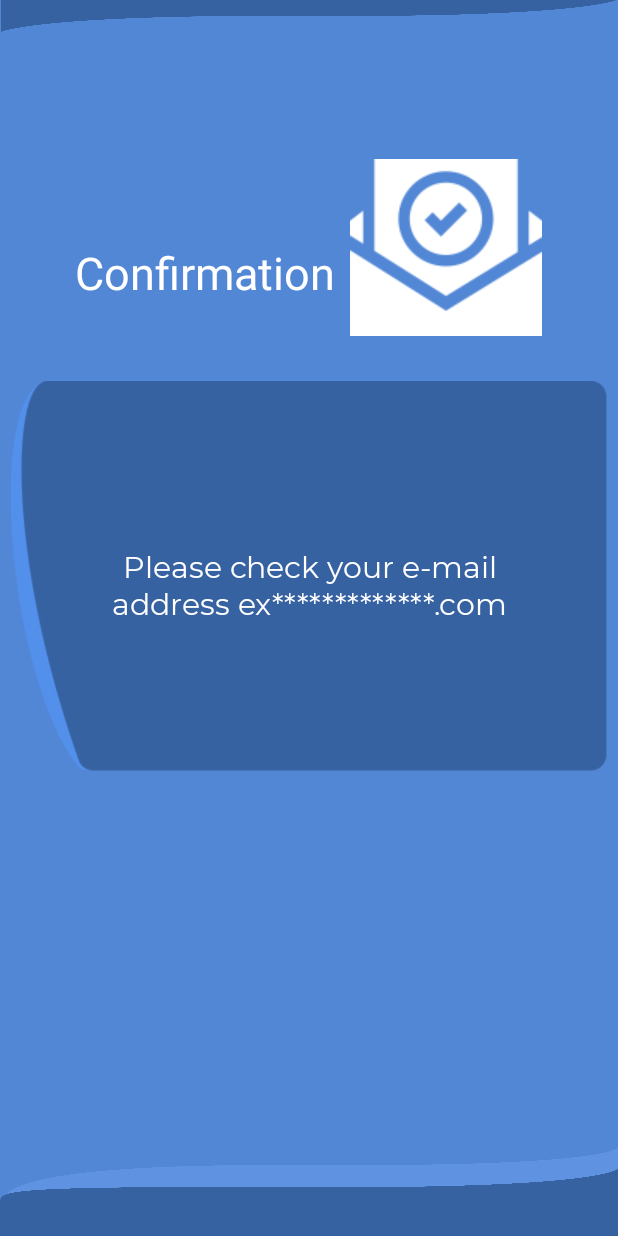
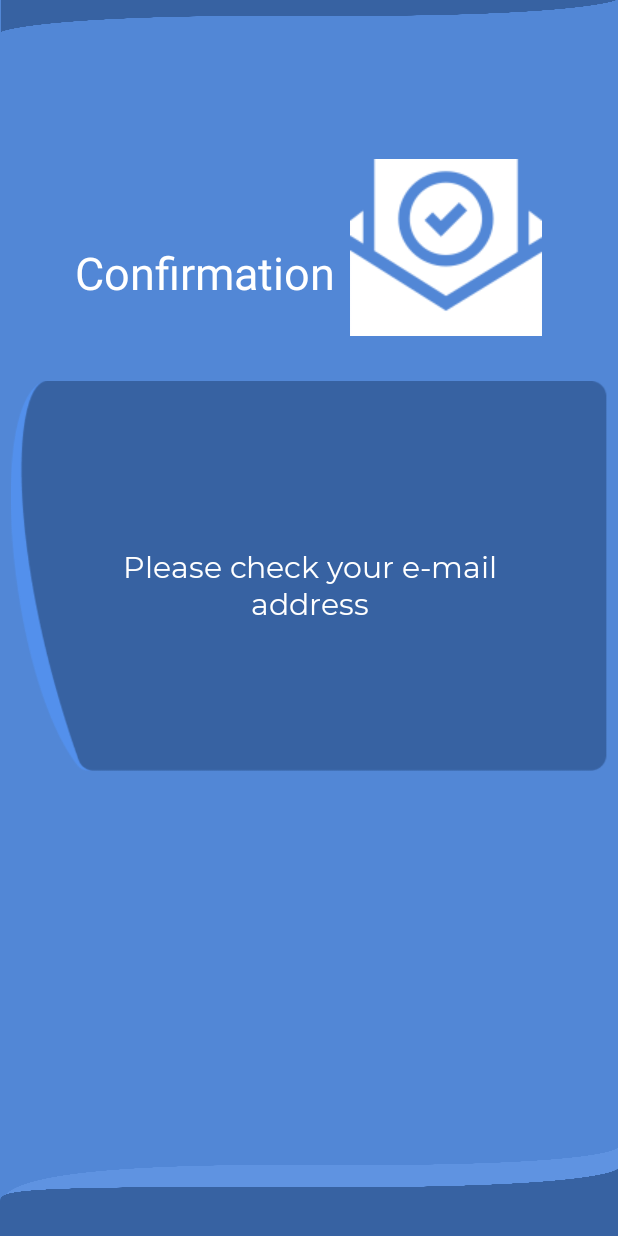
Before and after one commit to talal1abdalruhman/Refugees, an Android app: the Confirm screen opened directly, with no data from a screen before it, on a phone screen of 412 x 824 dp. Run offline under Robolectric (Android 15) with nearby library versions, the phone set to English and light mode, and no system bars.

Commit message:
tiny stuff

```diff
--- a/app/src/main/java/com/example/refugees/Login.java
+++ b/app/src/main/java/com/example/refugees/Login.java
@@ -208,13 +208,12 @@ public class Login extends AppCompatActivity {
                                     Log.d(LOGIN_TAG, " token field");
                                 loginBtn.stopAnimation();
                             }
-
                         });
                         if (emailVerified) {
                             // TODO: uncomment this when create Dashboard activity
 //                            Intent intent = new Intent(Login.this, DashBoard.class);
 //                            startActivity(intent);
-                            loginBtn.stopAnimation();
+//                            loginBtn.stopAnimation();
                         } else {
                             Log.d(LOGIN_TAG, "NOT Verified");
                             loginBtn.stopAnimation();
@@ -231,8 +230,6 @@ public class Login extends AppCompatActivity {
                         }
                     }
                 }
-
             });
     }
-
 }
--- a/app/src/main/res/layout/activity_confirm.xml
+++ b/app/src/main/res/layout/activity_confirm.xml
@@ -63,7 +63,7 @@
             android:layout_height="180dp"
             android:gravity="center"
             android:fontFamily="@font/montserrat"
-            android:text="Please check your e-mail address ex*************.com"
+            android:text="@string/confirm"
             android:textAlignment="center"
             android:textColor="#FFFFFF"
             android:textSize="20sp"
--- a/app/src/main/res/layout/exit.xml
+++ b/app/src/main/res/layout/exit.xml
@@ -25,7 +25,7 @@
         android:layout_marginTop="16dp"
         android:layout_marginEnd="16dp"
         android:gravity="center"
-        android:text="@string/quit2"
+        android:text="@string/quit"
         android:textColor="#FFFFFF"
         android:textSize="15sp"
         app:layout_constraintEnd_toEndOf="parent"
```
Also changed, not shown: app/src/main/res/values/strings.xml (+2 -9 lines), 1 other file.
